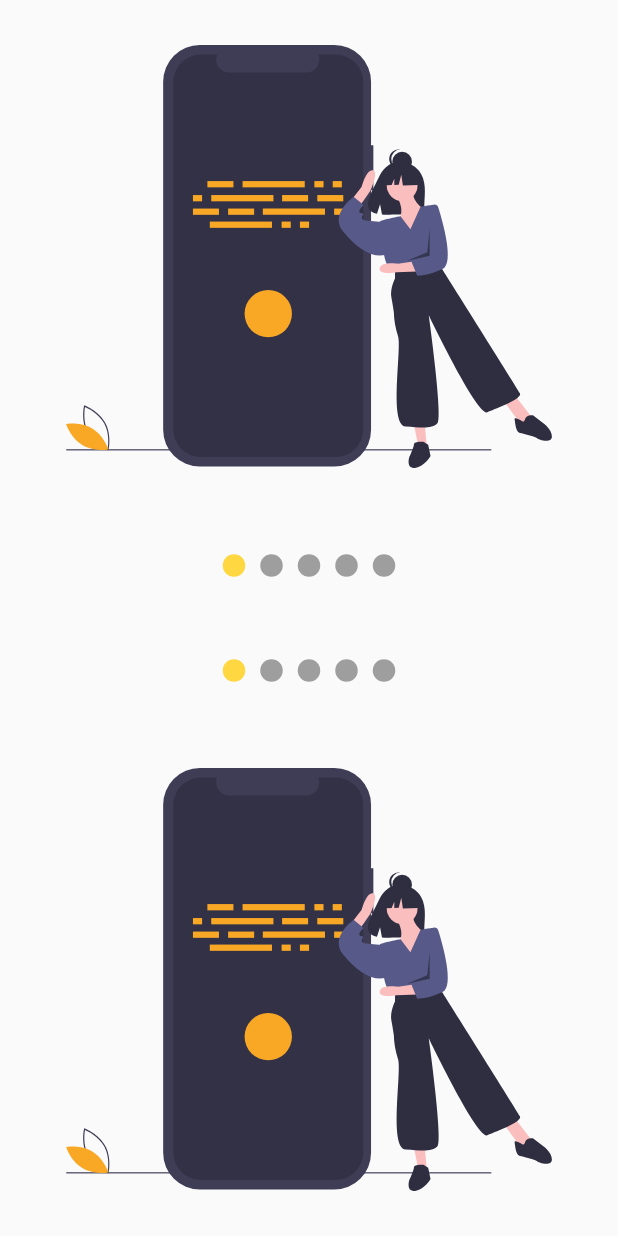
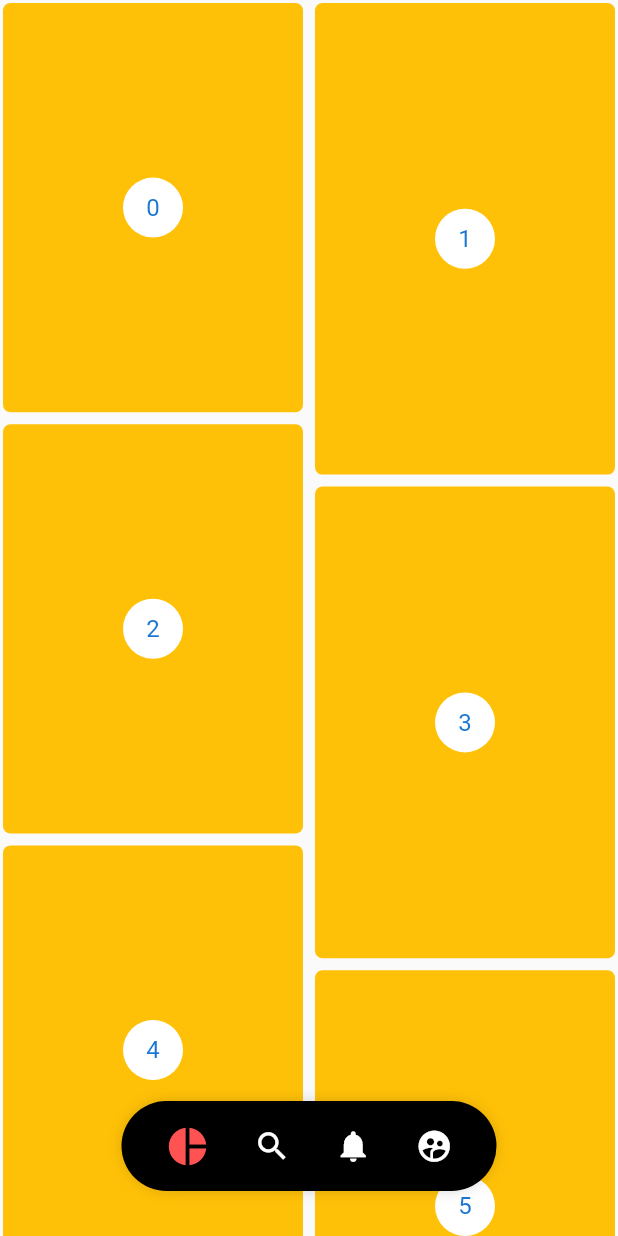
Before and after one commit to DarioAlarcon/practiquesApp, a Flutter app: the screen it shows after launch, on a phone screen of 412 x 824 dp. Run offline on Flutter 3.47's test engine with Material 2 defaults, Android fonts, the phone set to English and light mode, and no system bars; our stand-ins replace flutter_svg.

Commit message:
aplicacion con provider y otra dependencia externa para generar pagina similar a pinterest con menu flotante totalmente customizado y que se oculta al realizar scroll hacia abajo

```diff
--- a/lib/main.dart
+++ b/lib/main.dart
@@ -1,5 +1,6 @@
 import 'package:flutter/material.dart';
-import 'package:udemypractiques/src/pages/final_slideShow_page.dart';
+//import 'package:udemypractiques/src/pages/final_slideShow_page.dart';
+import 'package:udemypractiques/src/pages/pinterestPage.dart';
 //import 'package:udemypractiques/src/pages/headers_page.dart';
 //import 'package:udemypractiques/src/pages/animations_page.dart';
 //import 'package:udemypractiques/src/challenge/animated_cuadrado_page.dart';
@@ -15,7 +16,7 @@
     return MaterialApp(
       debugShowCheckedModeBanner: false,
       title: 'Diseños App',
-      home: SlidesShowPage()
+      home: pinterestPage()
     );
   }
 }
--- a/lib/src/pages/final_slideShow_page.dart
+++ b/lib/src/pages/final_slideShow_page.dart
@@ -9,6 +9,7 @@
       body: Column(children: [
         Expanded(child: miSlideShow()),
         Expanded(child: miSlideShow2()),
+        //Expanded(child: miSlideShow())
 
       ],)
     );
--- /dev/null
+++ b/lib/src/pages/pinterestPage.dart
@@ -0,0 +1,141 @@
+import 'package:flutter/material.dart';
+import 'package:flutter/rendering.dart';
+import 'package:flutter_staggered_grid_view/flutter_staggered_grid_view.dart';
+import 'package:provider/provider.dart';
+
+import '../widgets/pinterestMenu.dart';
+class pinterestPage extends StatelessWidget {
+
+  @override
+  Widget build(BuildContext context) {
+
+
+    return ChangeNotifierProvider(
+      create: (_)=> _MenuModel(),
+      child: Scaffold(
+        body: Stack(
+          children: [
+            pinterestGrid(),
+            _pinterestmenuLocation()
+          ],
+        ),
+      ),
+    );
+  }
+}
+
+class _pinterestmenuLocation extends StatelessWidget {
+
+
+  @override
+  Widget build(BuildContext context) {
+
+  final widthPantalla = MediaQuery.of(context).size.width;
+
+  final mostrar = Provider.of<_MenuModel>(context).mostrar;
+    return Positioned(
+      bottom: 30,
+      child: Container(
+        width: widthPantalla,
+        child: Align(
+          child: pinterestMenu(
+            mostrar: mostrar,
+            backgroundColor: Colors.black,
+            inactiveColor: Colors.white,
+            activeColor: Colors.redAccent,
+            items: [
+                pinterestButton(icon: Icons.pie_chart,onPressed: (){ print('Icon pie_chart');}),
+                pinterestButton(icon: Icons.search,onPressed: (){ print('Icon search');}),
+                pinterestButton(icon: Icons.notifications,onPressed: (){ print('Icon notifications');}),
+                pinterestButton(icon: Icons.supervised_user_circle,onPressed: (){ print('Icon supervised_user_circle');})
+                   ],
+
+          ),
+        ),
+      )
+    );
+  }
+}
+
+class pinterestGrid extends StatefulWidget {
+
+  @override
+  State<pinterestGrid> createState() => _pinterestGridState();
+}
+
+class _pinterestGridState extends State<pinterestGrid> {
+final List items = List.generate(203, (index) => index);
+ScrollController controller = new ScrollController();
+double scrollAnterior = 0;
+@override
+  void initState() {
+    controller.addListener(() {
+      if (controller.offset > scrollAnterior && controller.offset > 350){
+        Provider.of<_MenuModel>(context,listen: false).mostrar = false;
+      }else{
+        Provider.of<_MenuModel>(context,listen: false).mostrar = true;
+      }
+
+      scrollAnterior = controller.offset;
+
+    });
+
+    super.initState();
+  }
+
+@override
+  void dispose() {
+    controller.dispose();
+    super.dispose();
+  }
+
+  @override
+  Widget build(BuildContext context) {
+    return StaggeredGridView.countBuilder(
+      controller: controller,
+      crossAxisCount: 4,
+      itemCount: items.length,
+      itemBuilder: (context, index) => _pinterestItem( index),
+      staggeredTileBuilder: (index) =>
+      StaggeredTile.count(2, index.isEven ? 2.7 : 3.1),
+      mainAxisSpacing: 4.0,
+      crossAxisSpacing: 4.0,
+      );
+  }
+}
+
+class _pinterestItem extends StatelessWidget {
+
+  final int index;
+  _pinterestItem(
+      this.index
+  );
+
+  @override
+  Widget build(BuildContext context) {
+    return Container(
+      margin: EdgeInsets.all(2.0),
+      decoration: BoxDecoration(
+      color: Colors.amber,
+      borderRadius: BorderRadius.all(Radius.circular(5.0)),
+      ),
+      child: Center(
+        child: CircleAvatar(
+          backgroundColor: Colors.white,
+          child: Text('$index'),
+        ),
+      ),
+    );
+  }
+}
+
+class _MenuModel with ChangeNotifier{
+  bool _mostrar = true;
+
+  bool get mostrar => this._mostrar;
+  set mostrar(bool valor){
+    this._mostrar = valor;
+    notifyListeners();
+  }
+
+}
--- /dev/null
+++ b/lib/src/widgets/pinterestMenu.dart
@@ -0,0 +1,141 @@
+import 'package:flutter/material.dart';
+import 'package:provider/provider.dart';
+
+class pinterestButton{
+  final VoidCallback onPressed;
+  final IconData icon;
+
+  pinterestButton({
+    required this.onPressed,
+    required this.icon});
+
+
+}
+
+class pinterestMenu extends StatelessWidget {
+
+  final bool mostrar;
+  final Color backgroundColor;
+  final Color activeColor;
+  final Color inactiveColor;
+
+  pinterestMenu({
+    this.mostrar = true,
+    this.activeColor = Colors.black,
+    this.inactiveColor = Colors.blueGrey,
+    this.backgroundColor = Colors.white,
+    required this.items
+    });
+
+
+  final List<pinterestButton> items;
+
+
+  @override
+  Widget build(BuildContext context) {
+    return ChangeNotifierProvider(
+
+      create: (_) => _MenuModel(),
+      child: AnimatedOpacity(
+
+        duration: Duration(milliseconds: 250),
+        opacity: (mostrar) ? 1:0,
+        child: Builder(
+          builder: (context) {
+            Provider.of<_MenuModel>(context).backgroundColor = this.backgroundColor;
+             Provider.of<_MenuModel>(context).inactiveColor = this.inactiveColor;
+             Provider.of<_MenuModel>(context).activeColor = this.activeColor;
+            return _pinterestMenuBackground(
+              _MenuItems( items)
+              );
+          }
+        ),
+      )
+        );
+  }
+}
+
+class _pinterestMenuBackground extends StatelessWidget {
+  const _pinterestMenuBackground(this.child);
+  final Widget child;
+  @override
+  Widget build(BuildContext context) {
+    Color backgroundColor = Provider.of<_MenuModel>(context).backgroundColor;
+
+    return Container(
+      child: child,
+      width: 250,
+      height: 60,
+      decoration: BoxDecoration(
+        color: backgroundColor,
+        borderRadius: BorderRadius.all(Radius.circular(100)),
+        boxShadow: [
+          BoxShadow(
+            color: Colors.black38,
+            blurRadius: 10,
+            spreadRadius: -5
+          )
+        ]
+      ),
+    );
+  }
+}
+
+class _MenuItems extends StatelessWidget {
+  final List<pinterestButton> menuItems;
+  _MenuItems(this.menuItems);
+
+  @override
+  Widget build(BuildContext context) {
+    return Row(
+      mainAxisAlignment: MainAxisAlignment.spaceEvenly,
+      children: List.generate(menuItems.length, (index) => _pinterestMenuButton(index, menuItems[index])),
+    );
+  }
+}
+
+class _pinterestMenuButton extends StatelessWidget {
+  final int index;
+  final pinterestButton item;
+
+  const _pinterestMenuButton(this.index, this.item);
+
+  @override
+  Widget build(BuildContext context) {
+
+    final itemSeleccionado = Provider.of<_MenuModel>(context).intemSeleccionado;
+    final menuModel =  Provider.of<_MenuModel>(context);
+
+
+    return GestureDetector(
+      onTap: (){
+        Provider.of<_MenuModel>(context, listen: false).intemSeleccionado = index;
+        item.onPressed();
+      },
+      behavior: HitTestBehavior.translucent,
+      child: Container(
+        child: Icon(
+          item.icon,
+          size: (itemSeleccionado == index)? 30:25,
+          color: (itemSeleccionado == index)? menuModel.activeColor :menuModel.inactiveColor,
+          ),
+      ),
+    );
+  }
+}
+
+class _MenuModel with ChangeNotifier {
+
+  int _itemSeleccionado = 0;
+   Color activeColor = Colors.black;
+   Color inactiveColor = Colors.blueGrey;
+   Color backgroundColor = Colors.white;
+
+  int get intemSeleccionado => this._itemSeleccionado;
+
+  set intemSeleccionado(int index){
+    this._itemSeleccionado = index;
+    notifyListeners();
+  }
+
+}
--- a/lib/src/widgets/slideShow.dart
+++ b/lib/src/widgets/slideShow.dart
@@ -24,7 +24,7 @@
        child: Center(
             child:Builder(
               builder: (BuildContext context) {
-  WidgetsBinding.instance?.addPostFrameCallback((_) {
+  WidgetsBinding.instance.addPostFrameCallback((_) {
     Provider.of<_SlideshowModel>(context, listen: false).ColorPrimario = colorPrim;
     Provider.of<_SlideshowModel>(context, listen: false).Colorsecundario = colorSecu;
   });
--- a/pubspec.yaml
+++ b/pubspec.yaml
@@ -37,6 +37,7 @@
   cupertino_icons: ^1.0.2
   flutter_svg: ^1.1.6
   provider: ^6.0.5
+  flutter_staggered_grid_view: ^0.4.1
 
 dev_dependencies:
   flutter_test:
```
Also changed, not shown: pubspec.lock.
